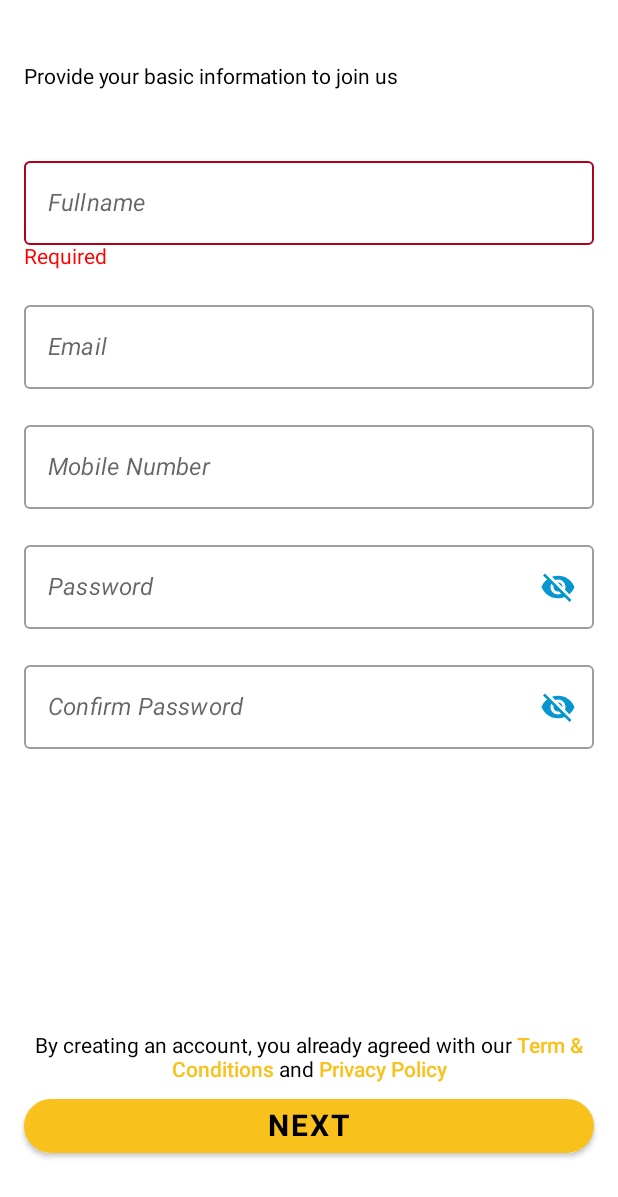
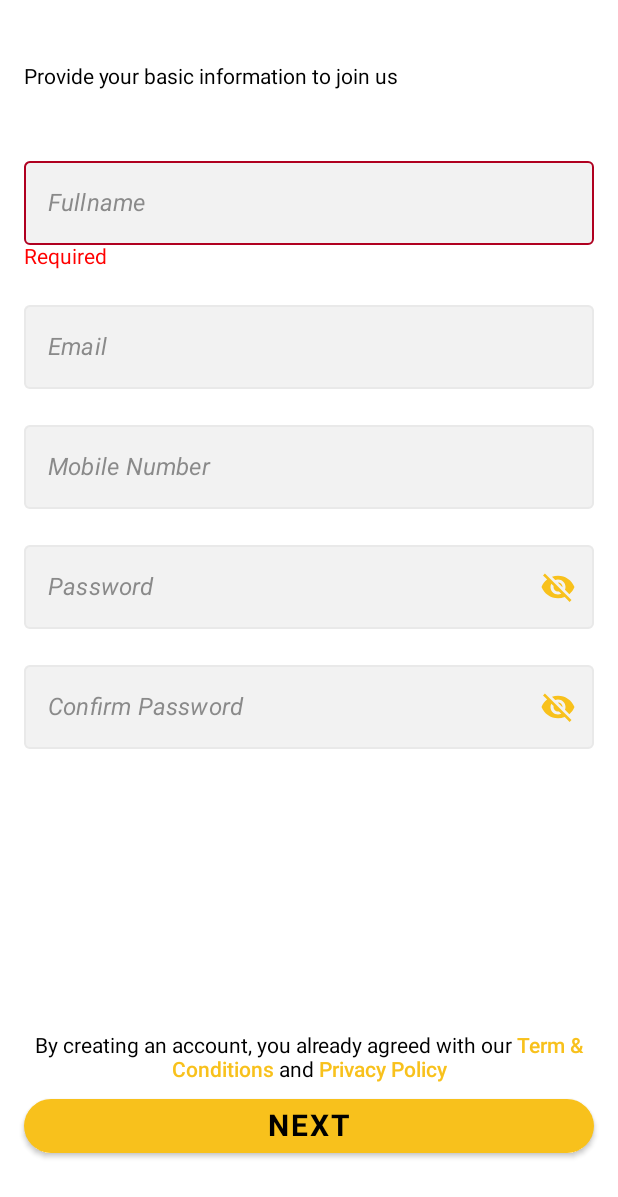
Before and after one commit to SonLeVu/HLP, an Android app built with Jetpack Compose: the SignUpActivity screen opened directly, with no data from a screen before it, after a tap on "NEXT", on a phone screen of 412 x 824 dp. Shown: the top 1197 px of the screen. Run offline under Robolectric (Android 15) with nearby library versions, the phone set to English and light mode, and no system bars.

Commit message:
reconfig color and cleanup source

```diff
--- a/app/src/main/kotlin/com/sonlevu/halongpay/ui/screens/login/LoginScreen.kt
+++ b/app/src/main/kotlin/com/sonlevu/halongpay/ui/screens/login/LoginScreen.kt
@@ -279,13 +279,13 @@ fun LoginTextField(
             textColor = androidx.compose.material3.LocalContentColor.current.copy(LocalContentAlpha.current),
             cursorColor = MaterialTheme.colorScheme.primary,
             errorCursorColor = MaterialTheme.colorScheme.error,
-            focusedBorderColor = MaterialTheme.colorScheme.primary.copy(alpha = ContentAlpha.high),
+            focusedBorderColor = PrimaryColorYellow,
             unfocusedBorderColor = MaterialTheme.colorScheme.onSurface.copy(alpha = ContentAlpha.disabled),
             errorBorderColor = MaterialTheme.colorScheme.error,
             leadingIconColor = MaterialTheme.colorScheme.onSurface.copy(alpha = TextFieldDefaults.IconOpacity),
             trailingIconColor = MaterialTheme.colorScheme.onSurface.copy(alpha = TextFieldDefaults.IconOpacity),
             errorTrailingIconColor = MaterialTheme.colorScheme.error,
-            focusedLabelColor = MaterialTheme.colorScheme.primary.copy(alpha = ContentAlpha.high),
+            focusedLabelColor = PrimaryColorYellow,
             unfocusedLabelColor = MaterialTheme.colorScheme.onSurface.copy(ContentAlpha.medium),
             errorLabelColor = MaterialTheme.colorScheme.error,
             placeholderColor = MaterialTheme.colorScheme.onSurface.copy(ContentAlpha.medium),
--- a/app/src/main/kotlin/com/sonlevu/halongpay/ui/screens/registration/SignUpScreen.kt
+++ b/app/src/main/kotlin/com/sonlevu/halongpay/ui/screens/registration/SignUpScreen.kt
@@ -1,5 +1,6 @@
 package com.sonlevu.halongpay.ui.screens.registration
 
+import androidx.annotation.StringRes
 import androidx.compose.foundation.layout.*
 import androidx.compose.foundation.rememberScrollState
 import androidx.compose.foundation.shape.RoundedCornerShape
@@ -12,30 +13,25 @@ import androidx.compose.material.icons.filled.VisibilityOff
 import androidx.compose.runtime.Composable
 import androidx.compose.runtime.mutableStateOf
 import androidx.compose.runtime.remember
-import androidx.compose.ui.Alignment
 import androidx.compose.ui.Alignment.Companion.CenterHorizontally
 import androidx.compose.ui.Modifier
 import androidx.compose.ui.graphics.Color
-import androidx.compose.ui.platform.LocalContext
 import androidx.compose.ui.res.stringResource
 import androidx.compose.ui.text.font.FontStyle
 import androidx.compose.ui.text.font.FontWeight
 import androidx.compose.ui.text.input.KeyboardType
 import androidx.compose.ui.text.input.PasswordVisualTransformation
+import androidx.compose.ui.text.input.TextFieldValue
 import androidx.compose.ui.text.input.VisualTransformation
 import androidx.compose.ui.unit.dp
 import androidx.compose.ui.unit.sp
 import com.sonlevu.halongpay.R
 import com.sonlevu.halongpay.ui.theme.PrimaryColorYellow
-import com.sonlevu.halongpay.ui.theme.SecondaryColorNavy
 import com.sonlevu.halongpay.ui.utils.HyperlinkText
 
 @Composable
 fun RegistrationScreen(viewModel: SignUpViewModel) {
-    val context = LocalContext.current
-
     val scrollState = rememberScrollState()
-
     Column(
         modifier = Modifier
             .fillMaxSize()
@@ -46,138 +42,91 @@ fun RegistrationScreen(viewModel: SignUpViewModel) {
         Spacer(Modifier.size(10.dp))
         Text(text = stringResource(R.string.sign_up_instruction))
         Spacer(Modifier.size(40.dp))
-        OutlinedTextField(
-            value = viewModel.name.value,
-            onValueChange = {
+
+        RegistrationField(
+            isError = viewModel.nameErrorState.value,
+            errorMess = stringResource(id = R.string.error_required),
+            onValueChanged = {
                 if (viewModel.nameErrorState.value) {
                     viewModel.nameErrorState.value = false
                 }
                 viewModel.name.value = it
             },
-
-            modifier = Modifier.fillMaxWidth(),
-            isError = viewModel.nameErrorState.value,
-            label = {
-                Text(
-                    text = stringResource(id = R.string.regis_fullname),
-                    fontStyle = FontStyle.Italic
-                )
-            },
+            stringRes = R.string.regis_fullname,
+            textFieldValue = viewModel.name.value
         )
-        if (viewModel.nameErrorState.value) {
-            Text(text = stringResource(id = R.string.error_required), color = Color.Red)
-        }
-        Spacer(Modifier.size(16.dp))
-
-        OutlinedTextField(
-            value = viewModel.email.value,
-            onValueChange = {
+        RegistrationField(
+            isError = viewModel.emailErrorState.value,
+            errorMess = stringResource(id = R.string.error_required),
+            onValueChanged = {
                 if (viewModel.emailErrorState.value) {
                     viewModel.emailErrorState.value = false
                 }
                 viewModel.email.value = it
             },
-
-            modifier = Modifier.fillMaxWidth(),
-            isError = viewModel.emailErrorState.value,
-            label = {
-                Text(text = "Email", fontStyle = FontStyle.Italic)
-            },
+            stringRes = R.string.regis_email,
+            textFieldValue = viewModel.email.value
         )
-        if (viewModel.emailErrorState.value) {
-            Text(text = stringResource(id = R.string.error_required), color = Color.Red)
-        }
-        Spacer(modifier = Modifier.size(16.dp))
-
-        OutlinedTextField(
-            value = viewModel.mobileNo.value,
-            onValueChange = {
+        RegistrationField(
+            isError = false,
+            errorMess = stringResource(id = R.string.error_required),
+            onValueChanged = {
                 viewModel.mobileNo.value = it
             },
+            stringRes = R.string.regis_mobile,
+            textFieldValue = viewModel.email.value,
             keyboardOptions = KeyboardOptions(
                 keyboardType = KeyboardType.Phone,
                 autoCorrect = false
-            ),
-            modifier = Modifier.fillMaxWidth(),
-            label = {
-                Text(
-                    text = stringResource(id = R.string.regis_mobile),
-                    fontStyle = FontStyle.Italic
-                )
-            },
+            )
         )
 
-        Spacer(Modifier.size(16.dp))
         val passwordVisibility = remember { mutableStateOf(true) }
-        OutlinedTextField(
-            value = viewModel.password.value,
-            onValueChange = {
+        val cPasswordVisibility = remember { mutableStateOf(true) }
+
+        RegistrationField(
+            isError = viewModel.passwordErrorState.value,
+            errorMess = stringResource(id = R.string.error_required),
+            onValueChanged = {
                 if (viewModel.passwordErrorState.value) {
                     viewModel.passwordErrorState.value = false
                 }
                 viewModel.password.value = it
             },
-            modifier = Modifier.fillMaxWidth(),
-            label = {
-                Text(text = "Password", fontStyle = FontStyle.Italic)
+            stringRes = R.string.regis_password,
+            textFieldValue = viewModel.password.value,
+            isEnableTrailingIcon = true,
+            isHidingPassword = passwordVisibility.value,
+            onTrailingIconClicked = {
+                passwordVisibility.value = !passwordVisibility.value
+            }
+        )
+
+        RegistrationField(
+            isError = viewModel.confirmPasswordErrorState.value,
+            errorMess = if (viewModel.confirmPassword.value.text.isEmpty()) {
+                stringResource(id = R.string.error_required)
+            } else if (viewModel.confirmPassword.value.text != viewModel.password.value.text) {
+                stringResource(id = R.string.error_pass_not_match)
+            } else {
+                ""
             },
-            isError = viewModel.passwordErrorState.value,
-            trailingIcon = {
-                IconButton(onClick = {
-                    passwordVisibility.value = !passwordVisibility.value
-                }) {
-                    Icon(
-                        imageVector = if (passwordVisibility.value) Icons.Default.VisibilityOff else Icons.Default.Visibility,
-                        contentDescription = "visibility",
-                        tint = SecondaryColorNavy
-                    )
-                }
-            },
-            visualTransformation = if (passwordVisibility.value) PasswordVisualTransformation() else VisualTransformation.None
-        )
-        if (viewModel.passwordErrorState.value) {
-            Text(text = stringResource(id = R.string.error_required), color = Color.Red)
-        }
-
-        Spacer(Modifier.size(16.dp))
-        val cPasswordVisibility = remember { mutableStateOf(true) }
-        OutlinedTextField(
-            value = viewModel.confirmPassword.value,
-            onValueChange = {
+            onValueChanged = {
                 if (viewModel.confirmPasswordErrorState.value) {
                     viewModel.confirmPasswordErrorState.value = false
                 }
                 viewModel.confirmPassword.value = it
             },
-            modifier = Modifier.fillMaxWidth(),
-            isError = viewModel.confirmPasswordErrorState.value,
-            label = {
-                Text(text = "Confirm Password", fontStyle = FontStyle.Italic)
-            },
-            trailingIcon = {
-                IconButton(onClick = {
-                    cPasswordVisibility.value = !cPasswordVisibility.value
-                }) {
-                    Icon(
-                        imageVector = if (cPasswordVisibility.value) Icons.Default.VisibilityOff else Icons.Default.Visibility,
-                        contentDescription = "visibility",
-                        tint = SecondaryColorNavy
-                    )
-                }
-            },
-            visualTransformation = if (cPasswordVisibility.value) PasswordVisualTransformation() else VisualTransformation.None
+            stringRes = R.string.regis_confirm_pass,
+            textFieldValue = viewModel.confirmPassword.value,
+            isEnableTrailingIcon = true,
+            isHidingPassword = cPasswordVisibility.value,
+            onTrailingIconClicked = {
+                cPasswordVisibility.value = !cPasswordVisibility.value
+            }
         )
-        if (viewModel.confirmPasswordErrorState.value) {
-            val msg = if (viewModel.confirmPassword.value.text.isEmpty()) {
-                stringResource(id = R.string.error_required)
-            } else if (viewModel.confirmPassword.value.text != viewModel.password.value.text) {
-                "Password not matching"
-            } else {
-                ""
-            }
-            Text(text = msg, color = Color.Red)
-        }
-        Spacer(Modifier.size(190.dp))
+
+        Spacer(Modifier.size(174.dp))
         HyperlinkText(
             fullText = stringResource(id = R.string.regis_term_auto_agree),
             hyperlinks = listOf("https://halongpay.com", "https://halongpay.com"),
@@ -207,3 +156,58 @@ fun RegistrationScreen(viewModel: SignUpViewModel) {
         Spacer(Modifier.size(16.dp))
     }
 }
+
+@Composable
+fun RegistrationField(
+    isError: Boolean,
+    errorMess: String,
+    @StringRes stringRes: Int,
+    textFieldValue: TextFieldValue,
+    onValueChanged: (TextFieldValue) -> Unit,
+    onTrailingIconClicked: (() -> Unit)? = null,
+    isEnableTrailingIcon: Boolean = false,
+    isHidingPassword: Boolean = true,
+    keyboardOptions: KeyboardOptions = KeyboardOptions.Default
+) {
+    OutlinedTextField(
+        value = textFieldValue,
+        colors = TextFieldDefaults.outlinedTextFieldColors(
+            backgroundColor = Color.LightGray.copy(alpha = 0.25F),
+            unfocusedBorderColor = Color.LightGray.copy(alpha = 0.25F),
+            unfocusedLabelColor = Color.DarkGray.copy(alpha = 0.6F),
+            focusedLabelColor = PrimaryColorYellow,
+            focusedBorderColor = PrimaryColorYellow),
+        onValueChange = {
+            onValueChanged(it)
+        },
+        keyboardOptions = keyboardOptions,
+        modifier = Modifier.fillMaxWidth(),
+        isError = isError,
+        label = {
+            Text(
+                text = stringResource(id = stringRes),
+                fontStyle = FontStyle.Italic
+            )
+        },
+        trailingIcon = {
+            if (isEnableTrailingIcon) {
+                IconButton(onClick = {
+                    if (onTrailingIconClicked != null) {
+                        onTrailingIconClicked()
+                    }
+                }) {
+                    Icon(
+                        imageVector = if (isHidingPassword) Icons.Default.VisibilityOff else Icons.Default.Visibility,
+                        contentDescription = "visibility",
+                        tint = PrimaryColorYellow
+                    )
+                }
+            }
+        },
+        visualTransformation = if (isHidingPassword && isEnableTrailingIcon) PasswordVisualTransformation() else VisualTransformation.None
+    )
+    if (isError) {
+        Text(text = errorMess, color = Color.Red)
+    }
+    Spacer(modifier = Modifier.size(16.dp))
+}
--- a/app/src/main/res/values/strings.xml
+++ b/app/src/main/res/values/strings.xml
@@ -39,4 +39,8 @@
     <string name="error_required">Required</string>
     <string name="regis_mobile">Mobile Number</string>
     <string name="regis_term_auto_agree"><![CDATA[By creating an account, you already agreed with our Term & Conditions and Privacy Policy]]></string>
+    <string name="regis_email">Email</string>
+    <string name="regis_confirm_pass">Confirm Password</string>
+    <string name="regis_password">Password</string>
+    <string name="error_pass_not_match">Password not matching</string>
 </resources>
```
Also changed, not shown: 1 other file.
